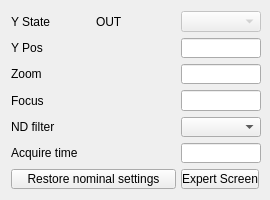
The window that PPM_screen/PPM_centroid/Imager_controls.ui (mseaberg/PPM_screen) describes before a commit, drawn with Qt 5.
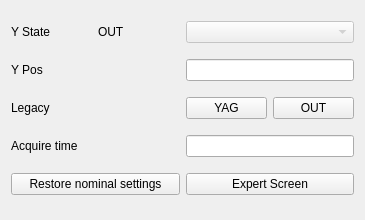
The same window after the commit. Custom widgets are drawn as their Qt base class.

Commit message: added more support for legacy imagers

Patch:
```diff
--- a/PPM_screen/PPM_centroid/Imager_controls.ui
+++ b/PPM_screen/PPM_centroid/Imager_controls.ui
@@ -9,8 +9,8 @@
    <rect>
     <x>0</x>
     <y>0</y>
-    <width>270</width>
-    <height>200</height>
+    <width>365</width>
+    <height>220</height>
    </rect>
   </property>
   <property name="minimumSize">
@@ -55,7 +55,7 @@
      </property>
     </widget>
    </item>
-   <item row="0" column="2">
+   <item row="0" column="2" colspan="2">
     <widget class="PyDMEnumComboBox" name="yStateComboBox">
      <property name="enabled">
       <bool>false</bool>
@@ -103,7 +103,7 @@
      </property>
     </widget>
    </item>
-   <item row="1" column="2">
+   <item row="1" column="2" colspan="2">
     <widget class="PyDMLineEdit" name="yPosLineEdit">
      <property name="minimumSize">
       <size>
@@ -120,26 +120,14 @@
     </widget>
    </item>
    <item row="2" column="0">
-    <widget class="QLabel" name="zoomLabel">
-     <property name="minimumSize">
-      <size>
-       <width>80</width>
-       <height>0</height>
-      </size>
-     </property>
+    <widget class="QLabel" name="label">
      <property name="text">
-      <string>Zoom</string>
+      <string>Legacy</string>
      </property>
     </widget>
    </item>
    <item row="2" column="1">
-    <widget class="PyDMLabel" name="zoomReadback">
-     <property name="minimumSize">
-      <size>
-       <width>80</width>
-       <height>0</height>
-      </size>
-     </property>
+    <widget class="PyDMLabel" name="yagLabel">
      <property name="toolTip">
       <string/>
      </property>
@@ -149,112 +137,32 @@
     </widget>
    </item>
    <item row="2" column="2">
-    <widget class="PyDMLineEdit" name="zoomLineEdit">
-     <property name="minimumSize">
-      <size>
-       <width>80</width>
-       <height>0</height>
-      </size>
+    <widget class="PyDMPushButton" name="yagPushButton">
+     <property name="toolTip">
+      <string/>
      </property>
+     <property name="text">
+      <string>YAG</string>
+     </property>
+     <property name="pressValue" stdset="0">
+      <string>1</string>
+     </property>
+    </widget>
+   </item>
+   <item row="2" column="3">
+    <widget class="PyDMPushButton" name="outPushButton">
      <property name="toolTip">
       <string/>
      </property>
-     <property name="channel" stdset="0">
-      <string>ca://IM1L0:XTES:CLZ.VAL</string>
+     <property name="text">
+      <string>OUT</string>
+     </property>
+     <property name="pressValue" stdset="0">
+      <string>1</string>
      </property>
     </widget>
    </item>
    <item row="3" column="0">
-    <widget class="QLabel" name="focusLabel">
-     <property name="minimumSize">
-      <size>
-       <width>80</width>
-       <height>0</height>
-      </size>
-     </property>
-     <property name="text">
-      <string>Focus</string>
-     </property>
-    </widget>
-   </item>
-   <item row="3" column="1">
-    <widget class="PyDMLabel" name="focusReadback">
-     <property name="minimumSize">
-      <size>
-       <width>80</width>
-       <height>0</height>
-      </size>
-     </property>
-     <property name="toolTip">
-      <string/>
-     </property>
-     <property name="channel" stdset="0">
-      <string>ca://IM1L0:XTES:CLF.RBV</string>
-     </property>
-    </widget>
-   </item>
-   <item row="3" column="2">
-    <widget class="PyDMLineEdit" name="focusLineEdit">
-     <property name="minimumSize">
-      <size>
-       <width>80</width>
-       <height>0</height>
-      </size>
-     </property>
-     <property name="toolTip">
-      <string/>
-     </property>
-     <property name="channel" stdset="0">
-      <string>ca://IM1L0:XTES:CLF.VAL</string>
-     </property>
-    </widget>
-   </item>
-   <item row="4" column="0">
-    <widget class="QLabel" name="ndLabel">
-     <property name="minimumSize">
-      <size>
-       <width>80</width>
-       <height>0</height>
-      </size>
-     </property>
-     <property name="text">
-      <string>ND filter</string>
-     </property>
-    </widget>
-   </item>
-   <item row="4" column="1">
-    <widget class="PyDMLabel" name="ndStateReadback">
-     <property name="minimumSize">
-      <size>
-       <width>80</width>
-       <height>0</height>
-      </size>
-     </property>
-     <property name="toolTip">
-      <string/>
-     </property>
-     <property name="channel" stdset="0">
-      <string>ca://IM1L0:XTES:MFW:GET_RBV</string>
-     </property>
-    </widget>
-   </item>
-   <item row="4" column="2">
-    <widget class="PyDMEnumComboBox" name="ndStateComboBox">
-     <property name="minimumSize">
-      <size>
-       <width>80</width>
-       <height>0</height>
-      </size>
-     </property>
-     <property name="toolTip">
-      <string/>
-     </property>
-     <property name="channel" stdset="0">
-      <string>ca://IM1L0:XTES:MFW:SET</string>
-     </property>
-    </widget>
-   </item>
-   <item row="5" column="0">
     <widget class="QLabel" name="acquireLabel">
      <property name="minimumSize">
       <size>
@@ -267,7 +175,7 @@
      </property>
     </widget>
    </item>
-   <item row="5" column="1">
+   <item row="3" column="1">
     <widget class="PyDMLabel" name="acquireReadback">
      <property name="minimumSize">
       <size>
@@ -283,7 +191,7 @@
      </property>
     </widget>
    </item>
-   <item row="5" column="2">
+   <item row="3" column="2" colspan="2">
     <widget class="PyDMLineEdit" name="acquireLineEdit">
      <property name="minimumSize">
       <size>
@@ -299,7 +207,7 @@
      </property>
     </widget>
    </item>
-   <item row="6" column="0" colspan="2">
+   <item row="4" column="0" colspan="2">
     <widget class="QPushButton" name="nominalButton">
      <property name="minimumSize">
       <size>
@@ -312,7 +220,7 @@
      </property>
     </widget>
    </item>
-   <item row="6" column="2">
+   <item row="4" column="2" colspan="2">
     <widget class="QPushButton" name="expertButton">
      <property name="text">
       <string>Expert Screen</string>
@@ -337,6 +245,11 @@
    <extends>QLineEdit</extends>
    <header>pydm.widgets.line_edit</header>
   </customwidget>
+  <customwidget>
+   <class>PyDMPushButton</class>
+   <extends>QPushButton</extends>
+   <header>pydm.widgets.pushbutton</header>
+  </customwidget>
  </customwidgets>
  <resources/>
  <connections/>
```
Left out of the diff: 3 changed lines with no effect on the pictures. The commit also changes 9 other files.
